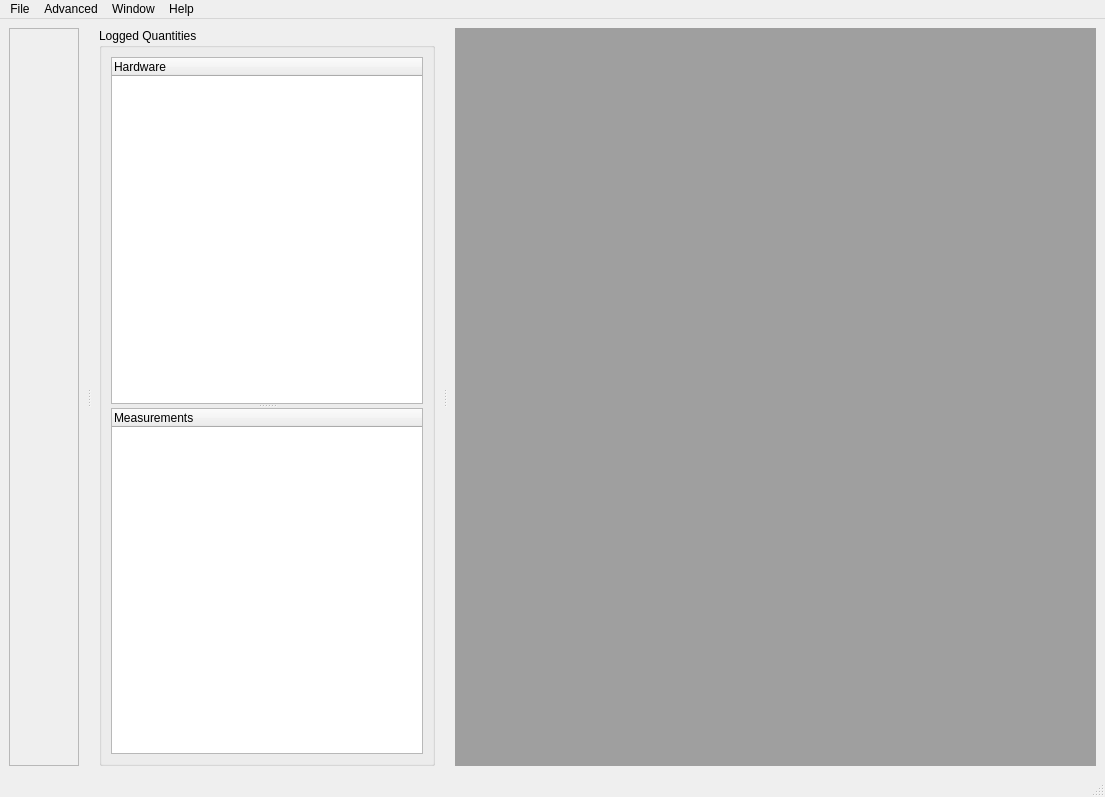
vfolfbt7330jordanjacobs/ScopeFoundry, file base_microscope_app_mdi.ui: the form before one commit.
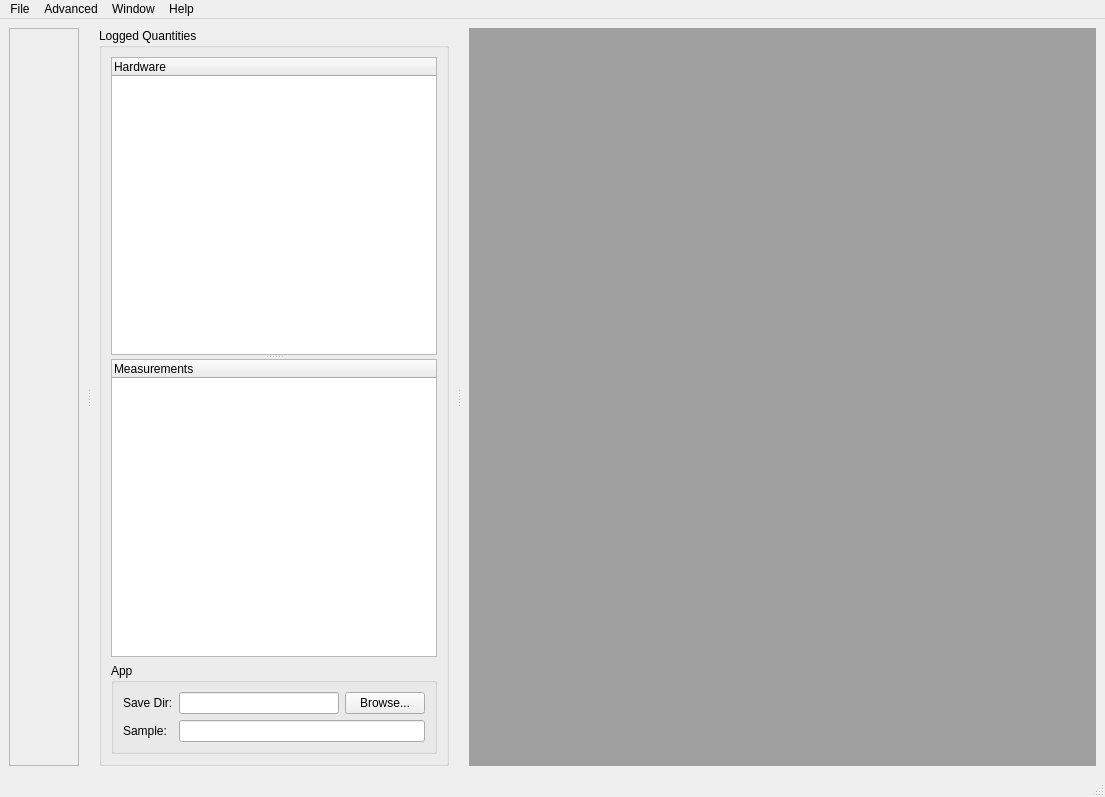
The form after the commit.

Commit message:
Add save_dir and sample settings for BaseMicroscopeApp
Add UI elements to connect to these new settings
Update h5_io library to point to save_dir by default

Patch:
```diff
--- a/base_microscope_app_mdi.ui
+++ b/base_microscope_app_mdi.ui
@@ -77,6 +77,42 @@
           </widget>
          </widget>
         </item>
+        <item row="2" column="1">
+         <widget class="QGroupBox" name="groupBox">
+          <property name="title">
+           <string>App</string>
+          </property>
+          <layout class="QGridLayout" name="gridLayout_3">
+           <item row="1" column="1" colspan="2">
+            <widget class="QLineEdit" name="sample_lineEdit"/>
+           </item>
+           <item row="0" column="1">
+            <widget class="QLineEdit" name="save_dir_lineEdit"/>
+           </item>
+           <item row="0" column="2">
+            <widget class="QPushButton" name="save_dir_browse_pushButton">
+             <property name="text">
+              <string>Browse...</string>
+             </property>
+            </widget>
+           </item>
+           <item row="0" column="0">
+            <widget class="QLabel" name="save_dir_label">
+             <property name="text">
+              <string>Save Dir:</string>
+             </property>
+            </widget>
+           </item>
+           <item row="1" column="0">
+            <widget class="QLabel" name="sample_label">
+             <property name="text">
+              <string>Sample:</string>
+             </property>
+            </widget>
+           </item>
+          </layout>
+         </widget>
+        </item>
        </layout>
       </widget>
       <widget class="QMdiArea" name="mdiArea">
```
Left out of the diff: 35 changed lines with no effect on the pictures. The commit also changes 3 other files.
